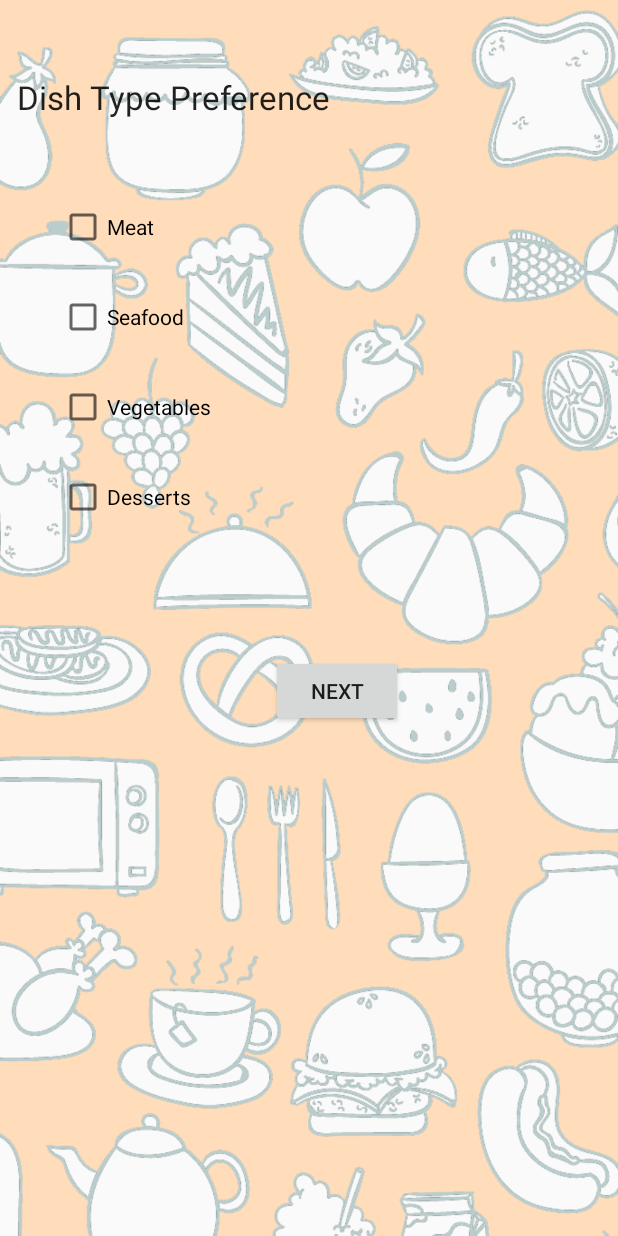
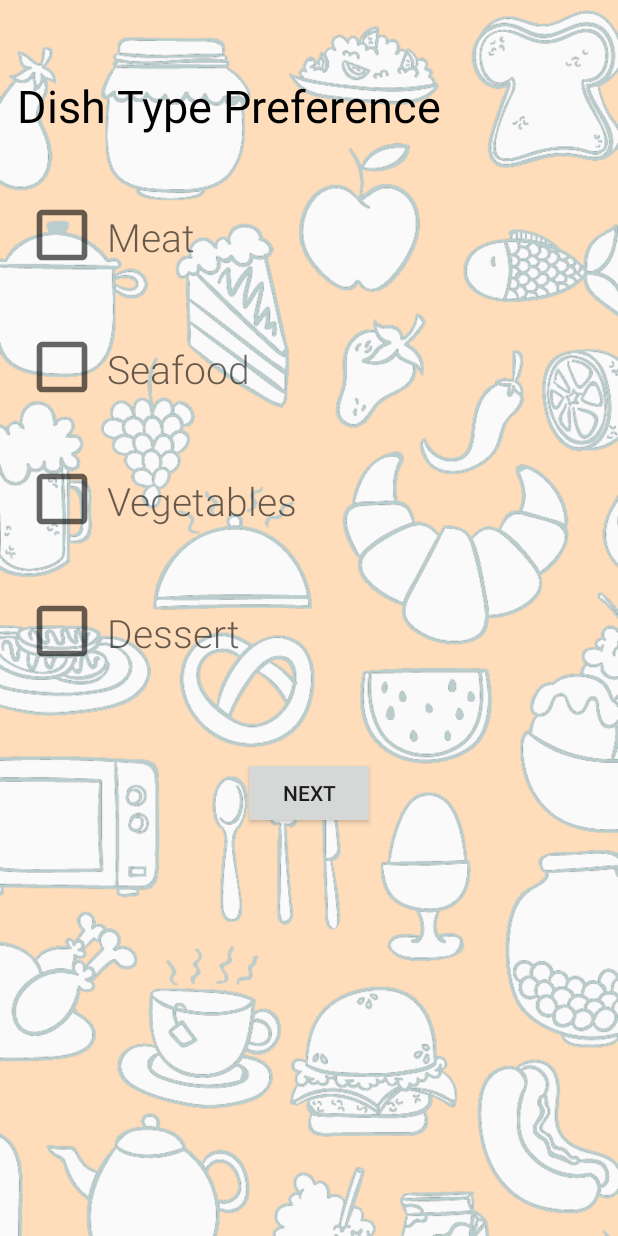
Before and after one commit to fongwz/Orbital-project, an Android app: the Settings3 screen opened directly, with no data from a screen before it, on a phone screen of 412 x 824 dp. Run offline under Robolectric (Android 15) with nearby library versions, the phone set to English and light mode, and no system bars; our stand-ins replace Firebase (no records; nobody signed in at launch, a user with empty details on screens opened directly).

Commit message:
more UI..

```diff
--- a/forked/forkedMain/app/src/main/java/com/example/weizheng/forkedmain/uploads/userUploadSlide.java
+++ b/forked/forkedMain/app/src/main/java/com/example/weizheng/forkedmain/uploads/userUploadSlide.java
@@ -3,6 +3,8 @@ package com.example.weizheng.forkedmain.uploads;
 import android.app.ActivityOptions;
 import android.content.DialogInterface;
 import android.content.Intent;
+import android.graphics.Color;
+import android.graphics.drawable.ColorDrawable;
 import android.support.design.widget.TabLayout;
 import android.support.v7.app.AlertDialog;
 import android.support.v7.app.AppCompatActivity;
@@ -30,11 +32,13 @@ public class userUploadSlide extends AppCompatActivity {
     @Override
     protected void onCreate(Bundle savedInstanceState) {
         super.onCreate(savedInstanceState);
+
         getWindow().setFlags(WindowManager.LayoutParams.FLAG_FULLSCREEN, WindowManager.LayoutParams.FLAG_FULLSCREEN);
 
         getWindow().requestFeature(Window.FEATURE_CONTENT_TRANSITIONS);
 
         setContentView(R.layout.uploads_user_upload_slide);
+
 
         mSectionsPagerAdapter = new SectionsPagerAdapter(getSupportFragmentManager());
 
--- a/forked/forkedMain/app/src/main/res/layout/results_result_details.xml
+++ b/forked/forkedMain/app/src/main/res/layout/results_result_details.xml
@@ -13,7 +13,8 @@
         android:layout_width="match_parent"
         android:layout_height="wrap_content"
         android:paddingTop="@dimen/appbar_padding_top"
-        android:theme="@style/AppTheme.AppBarOverlay">
+        android:theme="@style/AppTheme.AppBarOverlay"
+        android:visibility="gone">
 
     </android.support.design.widget.AppBarLayout>
 
--- a/forked/forkedMain/app/src/main/res/layout/settings_settings3.xml
+++ b/forked/forkedMain/app/src/main/res/layout/settings_settings3.xml
@@ -10,69 +10,113 @@
         android:id="@+id/log_in_email_textview"
         android:layout_width="wrap_content"
         android:layout_height="wrap_content"
+        android:layout_alignParentStart="true"
+        android:layout_alignParentTop="true"
+        android:layout_marginStart="11dp"
+        android:layout_marginTop="50dp"
+        android:textColor="@android:color/black"
+        android:textSize="30sp"
+        android:textAppearance="@style/TextAppearance.AppCompat"
         android:text="Dish Type Preference"
-        android:textAppearance="@android:style/TextAppearance.Large"
-        tools:layout_editor_absoluteX="40dp"
-        tools:layout_editor_absoluteY="61dp"
-        android:layout_marginStart="11dp"
-        android:layout_alignParentTop="true"
-        android:layout_alignEnd="@+id/dishButton"
-        android:layout_marginTop="50dp"
-        android:layout_alignParentStart="true" />
+        />
 
     <CheckBox
-        android:id="@+id/checkboxMeat"
+        android:id="@+id/settings_dish_meat"
+        android:layout_width="60dp"
+        android:layout_height="60dp"
+        android:layout_marginTop="36dp"
+        android:text=""
+        android:button="@null"
+        android:background="?android:attr/listChoiceIndicatorMultiple"
+        android:layout_below="@+id/log_in_email_textview"
+        android:layout_alignStart="@+id/log_in_email_textview"
+        />
+
+    <CheckBox
+        android:id="@+id/settings_dish_seafood"
+        android:layout_width="60dp"
+        android:layout_height="60dp"
+        android:layout_marginTop="28dp"
+        android:text=""
+        android:button="@null"
+        android:background="?android:attr/listChoiceIndicatorMultiple"
+        android:layout_below="@+id/settings_dish_meat"
+        android:layout_alignStart="@+id/settings_dish_meat" />
+
+    <CheckBox
+        android:id="@+id/settings_dish_vegetables"
+        android:layout_width="60dp"
+        android:layout_height="60dp"
+        android:layout_marginTop="28dp"
+        android:text=""
+        android:button="@null"
+        android:background="?android:attr/listChoiceIndicatorMultiple"
+        android:layout_below="@+id/settings_dish_seafood"
+        android:layout_alignStart="@+id/settings_dish_seafood" />
+
+    <CheckBox
+        android:id="@+id/settings_dish_dessert"
+        android:layout_width="60dp"
+        android:layout_height="60dp"
+        android:layout_marginTop="28dp"
+        android:text=""
+        android:button="@null"
+        android:background="?android:attr/listChoiceIndicatorMultiple"
+        android:layout_below="@+id/settings_dish_vegetables"
+        android:layout_alignStart="@+id/settings_dish_vegetables" />
+
+    <Button
+        android:id="@+id/dishButton"
+        android:layout_width="wrap_content"
+        android:layout_height="wrap_content"
+        android:layout_marginTop="54dp"
+        android:onClick="onDishClick"
+        android:text="Next"
+        android:layout_below="@+id/settings_dish_dessert"
+        android:layout_centerHorizontal="true" />
+
+    <TextView
+        android:id="@+id/settings_dish_meatText"
         android:layout_width="wrap_content"
         android:layout_height="wrap_content"
         android:text="Meat"
-        tools:layout_editor_absoluteX="40dp"
-        tools:layout_editor_absoluteY="144dp"
-        android:layout_below="@+id/log_in_email_textview"
-        android:layout_alignStart="@+id/log_in_email_textview"
-        android:layout_marginTop="56dp"
-        android:layout_marginStart="28dp" />
+        android:textAppearance="@style/TextAppearance.AppCompat.Display4"
+        android:textSize="26sp"
+        android:layout_alignTop="@+id/settings_dish_meat"
+        android:layout_toEndOf="@+id/settings_dish_meat"
+        android:layout_marginTop="13dp" />
 
-    <CheckBox
-        android:id="@+id/checkBoxFish"
+    <TextView
+        android:id="@+id/settings_dish_seafoodText"
         android:layout_width="wrap_content"
         android:layout_height="wrap_content"
         android:text="Seafood"
-        tools:layout_editor_absoluteX="40dp"
-        tools:layout_editor_absoluteY="213dp"
-        android:layout_marginTop="28dp"
-        android:layout_below="@+id/checkboxMeat"
-        android:layout_alignStart="@+id/checkboxMeat" />
+        android:textAppearance="@style/TextAppearance.AppCompat.Display4"
+        android:textSize="26sp"
+        android:layout_alignStart="@id/settings_dish_meatText"
+        android:layout_alignTop="@id/settings_dish_seafood"
+        android:layout_marginTop="13dp"/>
 
-    <CheckBox
-        android:id="@+id/checkBoxVeg"
+    <TextView
+        android:id="@+id/settings_dish_vegetablesText"
         android:layout_width="wrap_content"
         android:layout_height="wrap_content"
         android:text="Vegetables"
-        tools:layout_editor_absoluteX="40dp"
-        tools:layout_editor_absoluteY="284dp"
-        android:layout_marginTop="28dp"
-        android:layout_below="@+id/checkBoxFish"
-        android:layout_alignStart="@+id/checkBoxFish" />
+        android:textAppearance="@style/TextAppearance.AppCompat.Display4"
+        android:textSize="26sp"
+        android:layout_alignStart="@id/settings_dish_meatText"
+        android:layout_alignTop="@id/settings_dish_vegetables"
+        android:layout_marginTop="13dp"/>
 
-    <CheckBox
-        android:id="@+id/checkBoxDessert"
+    <TextView
+        android:id="@+id/settings_dish_dessertText"
         android:layout_width="wrap_content"
         android:layout_height="wrap_content"
-        android:text="Desserts"
-        android:layout_marginTop="28dp"
-        android:layout_below="@+id/checkBoxVeg"
-        android:layout_alignStart="@+id/checkBoxVeg" />
-
-    <Button
-        android:id="@+id/dishButton"
-        android.onClick="onDishClick"
-        android:layout_width="wrap_content"
-        android:layout_height="wrap_content"
-        android:layout_alignParentEnd="true"
-        android:layout_below="@+id/checkBoxVeg"
-        android:layout_marginEnd="143dp"
-        android:layout_marginTop="149dp"
-        android:onClick="onDishClick"
-        android:text="Next" />
+        android:text="Dessert"
+        android:textAppearance="@style/TextAppearance.AppCompat.Display4"
+        android:textSize="26sp"
+        android:layout_alignStart="@id/settings_dish_meatText"
+        android:layout_alignTop="@id/settings_dish_dessert"
+        android:layout_marginTop="13dp"/>
 
 </RelativeLayout>
```
Also changed, not shown: forked/forkedMain/app/src/main/java/com/example/weizheng/forkedmain/settings/Settings3.java (+4 -4 lines), forked/forkedMain/app/src/main/res/layout/settings_settings1.xml (+3 -4 lines), forked/forkedMain/app/src/main/res/layout/settings_settings2.xml (+59 -18 lines), forked/forkedMain/app/src/main/res/layout/uploads_user_upload_slide.xml (+9 -2 lines).
